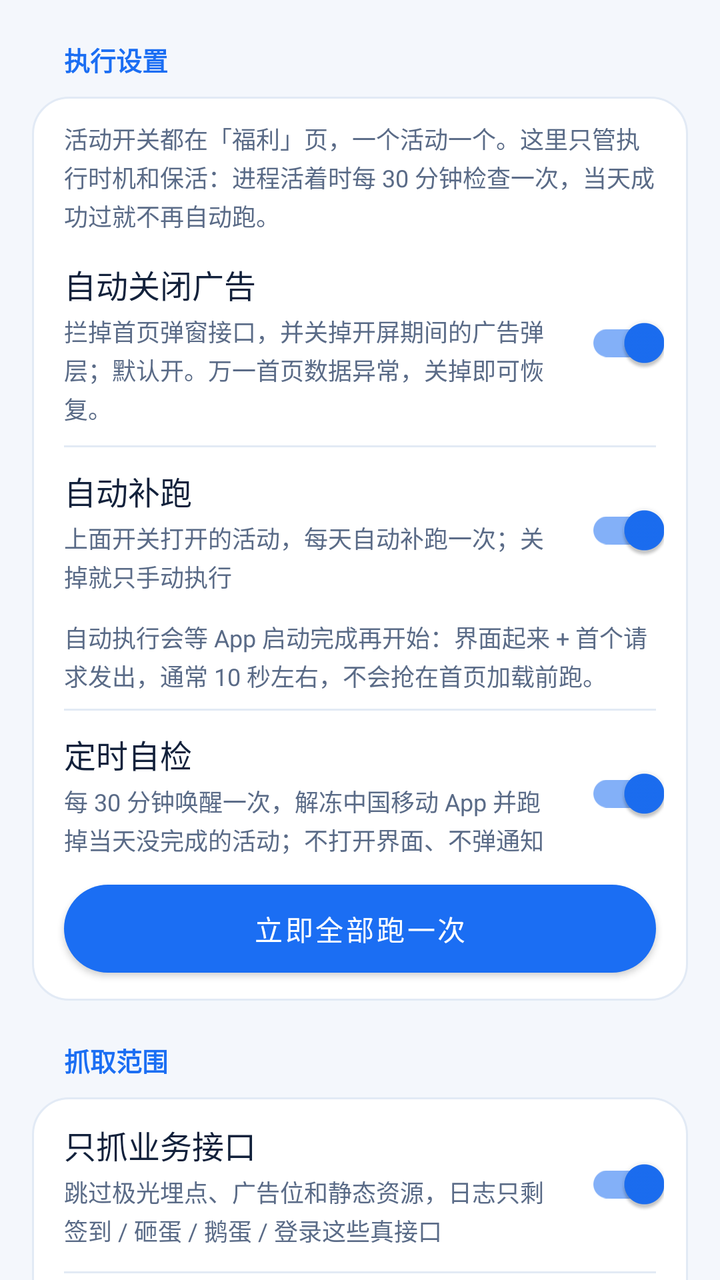
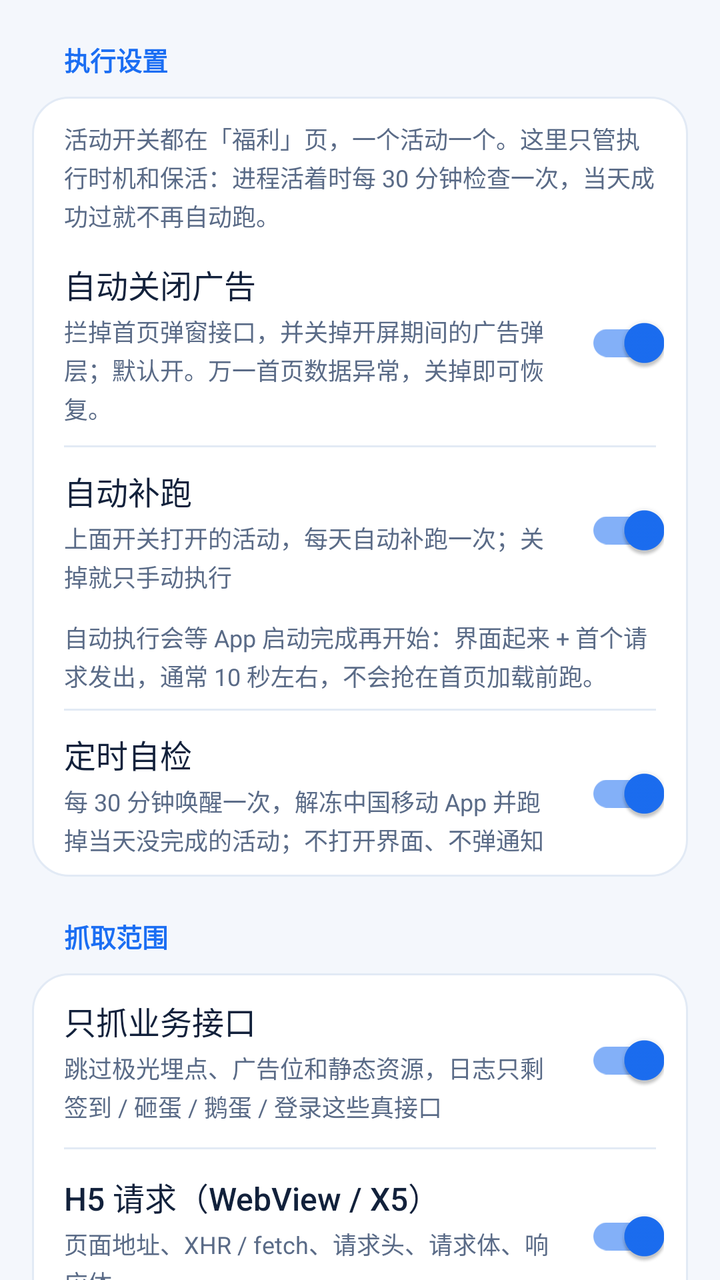

An Android layout rendered at two revisions. The XML below is the earlier revision; the diff shows what the commit changed to produce the second picture.
<!-- AndroidManifest.xml: application theme Theme.CmccHook -->
<!-- res/layout/page_func.xml -->
<?xml version="1.0" encoding="utf-8"?>
<ScrollView xmlns:android="http://schemas.android.com/apk/res/android"
    xmlns:app="http://schemas.android.com/apk/res-auto"
    android:layout_width="match_parent"
    android:layout_height="match_parent"
    android:clipToPadding="false"
    android:fillViewport="true"
    android:scrollbars="none">

    <LinearLayout
        android:layout_width="match_parent"
        android:layout_height="wrap_content"
        android:orientation="vertical"
        android:paddingStart="16dp"
        android:paddingEnd="16dp"
        android:paddingBottom="24dp">

        <TextView
            style="@style/SectionTitle"
            android:layout_width="wrap_content"
            android:layout_height="wrap_content"
            android:text="@string/task_title" />

        <LinearLayout
            style="@style/CardBox"
            android:layout_width="match_parent"
            android:layout_height="wrap_content">

            <TextView
                style="@style/RowDesc"
                android:layout_width="match_parent"
                android:layout_height="wrap_content"
                android:paddingStart="16dp"
                android:paddingTop="12dp"
                android:paddingEnd="16dp"
                android:paddingBottom="4dp"
                android:text="@string/task_hint" />

            
            <LinearLayout
                android:layout_width="match_parent"
                android:layout_height="wrap_content"
                android:gravity="center_vertical"
                android:orientation="horizontal"
                android:paddingStart="16dp"
                android:paddingTop="10dp"
                android:paddingEnd="12dp"
                android:paddingBottom="10dp">

                <LinearLayout
                    android:layout_width="0dp"
                    android:layout_height="wrap_content"
                    android:layout_weight="1"
                    android:orientation="vertical">

                    <TextView
                        style="@style/RowTitle"
                        android:layout_width="match_parent"
                        android:layout_height="wrap_content"
                        android:text="@string/task_ad_block" />

                    <TextView
                        style="@style/RowDesc"
                        android:layout_width="match_parent"
                        android:layout_height="wrap_content"
                        android:text="@string/task_ad_block_desc" />
                </LinearLayout>

                <com.google.android.material.switchmaterial.SwitchMaterial
                    android:id="@+id/switchAdBlock"
                    android:layout_width="wrap_content"
                    android:layout_height="wrap_content"
                    android:layout_marginStart="8dp"
                    android:checked="true" />
            </LinearLayout>

            <View
                android:layout_width="match_parent"
                android:layout_height="1dp"
                android:layout_marginStart="16dp"
                android:layout_marginEnd="16dp"
                android:background="@color/divider" />

            <LinearLayout
                android:layout_width="match_parent"
                android:layout_height="wrap_content"
                android:gravity="center_vertical"
                android:orientation="horizontal"
                android:paddingStart="16dp"
                android:paddingTop="10dp"
                android:paddingEnd="12dp"
                android:paddingBottom="10dp">

                <LinearLayout
                    android:layout_width="0dp"
                    android:layout_height="wrap_content"
                    android:layout_weight="1"
                    android:orientation="vertical">

                    <TextView
                        style="@style/RowTitle"
                        android:layout_width="match_parent"
                        android:layout_height="wrap_content"
                        android:text="@string/task_auto" />

                    <TextView
                        style="@style/RowDesc"
                        android:layout_width="match_parent"
                        android:layout_height="wrap_content"
                        android:text="@string/task_auto_desc" />
                </LinearLayout>

                <com.google.android.material.switchmaterial.SwitchMaterial
                    android:id="@+id/switchAutoSign"
                    android:layout_width="wrap_content"
                    android:layout_height="wrap_content"
                    android:layout_marginStart="8dp"
                    android:checked="true" />
            </LinearLayout>

            <TextView
                style="@style/RowDesc"
                android:layout_width="match_parent"
                android:layout_height="wrap_content"
                android:paddingStart="16dp"
                android:paddingEnd="16dp"
                android:paddingBottom="8dp"
                android:text="@string/task_auto_wait" />

            <View
                android:layout_width="match_parent"
                android:layout_height="1dp"
                android:layout_marginStart="16dp"
                android:layout_marginEnd="16dp"
                android:background="@color/divider" />

            <LinearLayout
                android:layout_width="match_parent"
                android:layout_height="wrap_content"
                android:gravity="center_vertical"
                android:orientation="horizontal"
                android:paddingStart="16dp"
                android:paddingTop="10dp"
                android:paddingEnd="12dp"
                android:paddingBottom="10dp">

                <LinearLayout
                    android:layout_width="0dp"
                    android:layout_height="wrap_content"
                    android:layout_weight="1"
                    android:orientation="vertical">

                    <TextView
                        style="@style/RowTitle"
                        android:layout_width="match_parent"
                        android:layout_height="wrap_content"
                        android:text="@string/task_keepalive" />

                    <TextView
                        style="@style/RowDesc"
                        android:layout_width="match_parent"
                        android:layout_height="wrap_content"
                        android:text="@string/task_keepalive_desc" />
                </LinearLayout>

                <com.google.android.material.switchmaterial.SwitchMaterial
                    android:id="@+id/switchKeepAlive"
                    android:layout_width="wrap_content"
                    android:layout_height="wrap_content"
                    android:layout_marginStart="8dp"
                    android:checked="true" />
            </LinearLayout>

            <com.google.android.material.button.MaterialButton
                android:id="@+id/btnRunAll"
                android:layout_width="match_parent"
                android:layout_height="44dp"
                android:layout_marginStart="16dp"
                android:layout_marginTop="4dp"
                android:layout_marginEnd="16dp"
                android:layout_marginBottom="14dp"
                android:insetTop="0dp"
                android:insetBottom="0dp"
                android:text="@string/btn_all"
                android:textAllCaps="false"
                android:textColor="@color/on_primary"
                android:textSize="14sp"
                app:backgroundTint="@color/primary"
                app:cornerRadius="999dp"
                app:elevation="0dp" />
        </LinearLayout>



        <TextView
            style="@style/SectionTitle"
            android:layout_width="wrap_content"
            android:layout_height="wrap_content"
            android:text="@string/capture_title" />

        <LinearLayout
            style="@style/CardBox"
            android:layout_width="match_parent"
            android:layout_height="wrap_content">

            <LinearLayout
                android:layout_width="match_parent"
                android:layout_height="wrap_content"
                android:gravity="center_vertical"
                android:orientation="horizontal"
                android:paddingStart="16dp"
                android:paddingTop="12dp"
                android:paddingEnd="12dp"
                android:paddingBottom="12dp">

                <LinearLayout
                    android:layout_width="0dp"
                    android:layout_height="wrap_content"
                    android:layout_weight="1"
                    android:orientation="vertical">

                    <TextView
                        style="@style/RowTitle"
                        android:layout_width="match_parent"
                        android:layout_height="wrap_content"
                        android:text="@string/capture_api_only" />

                    <TextView
                        style="@style/RowDesc"
                        android:layout_width="match_parent"
                        android:layout_height="wrap_content"
                        android:text="@string/capture_api_only_desc" />
                </LinearLayout>

                <com.google.android.material.switchmaterial.SwitchMaterial
                    android:id="@+id/switchApiOnly"
                    android:layout_width="wrap_content"
                    android:layout_height="wrap_content"
                    android:layout_marginStart="8dp"
                    android:checked="true" />
            </LinearLayout>

            <View
                android:layout_width="match_parent"
                android:layout_height="1dp"
                android:layout_marginStart="16dp"
                android:layout_marginEnd="16dp"
                android:background="@color/divider" />

            <LinearLayout
                android:layout_width="match_parent"
                android:layout_height="wrap_content"
                android:gravity="center_vertical"
                android:orientation="horizontal"
                android:paddingStart="16dp"
                android:paddingTop="12dp"
                android:paddingEnd="12dp"
                android:paddingBottom="12dp">

                <LinearLayout
                    android:layout_width="0dp"
                    android:layout_height="wrap_content"
                    android:layout_weight="1"
                    android:orientation="vertical">

                    <TextView
                        style="@style/RowTitle"
                        android:layout_width="match_parent"
                        android:layout_height="wrap_content"
                        android:text="@string/capture_h5" />

                    <TextView
                        style="@style/RowDesc"
                        android:layout_width="match_parent"
                        android:layout_height="wrap_content"
                        android:text="@string/capture_h5_desc" />
                </LinearLayout>

                <com.google.android.material.switchmaterial.SwitchMaterial
                    android:id="@+id/switchH5"
                    android:layout_width="wrap_content"
                    android:layout_height="wrap_content"
                    android:layout_marginStart="8dp"
                    android:checked="true" />
            </LinearLayout>

            <View
                android:layout_width="match_parent"
                android:layout_height="1dp"
                android:layout_marginStart="16dp"
                android:layout_marginEnd="16dp"
                android:background="@color/divider" />

            <LinearLayout
                android:layout_width="match_parent"
                android:layout_height="wrap_content"
                android:gravity="center_vertical"
                android:orientation="horizontal"
                android:paddingStart="16dp"
                android:paddingTop="12dp"
                android:paddingEnd="12dp"
                android:paddingBottom="12dp">

                <LinearLayout
                    android:layout_width="0dp"
                    android:layout_height="wrap_content"
                    android:layout_weight="1"
                    android:orientation="vertical">

                    <TextView
                        style="@style/RowTitle"
                        android:layout_width="match_parent"
                        android:layout_height="wrap_content"
                        android:text="@string/capture_native" />

                    <TextView
                        style="@style/RowDesc"
                        android:layout_width="match_parent"
                        android:layout_height="wrap_content"
                        android:text="@string/capture_native_desc" />
                </LinearLayout>

                <com.google.android.material.switchmaterial.SwitchMaterial
                    android:id="@+id/switchNative"
                    android:layout_width="wrap_content"
                    android:layout_height="wrap_content"
                    android:layout_marginStart="8dp"
                    android:checked="true" />
            </LinearLayout>

            <View
                android:layout_width="match_parent"
                android:layout_height="1dp"
                android:layout_marginStart="16dp"
                android:layout_marginEnd="16dp"
                android:background="@color/divider" />

            <LinearLayout
                android:layout_width="match_parent"
                android:layout_height="wrap_content"
                android:gravity="center_vertical"
                android:orientation="horizontal"
                android:paddingStart="16dp"
                android:paddingTop="12dp"
                android:paddingEnd="12dp"
                android:paddingBottom="12dp">

                <LinearLayout
                    android:layout_width="0dp"
                    android:layout_height="wrap_content"
                    android:layout_weight="1"
                    android:orientation="vertical">

                    <TextView
                        style="@style/RowTitle"
                        android:layout_width="match_parent"
                        android:layout_height="wrap_content"
                        android:text="@string/capture_ui" />

                    <TextView
                        style="@style/RowDesc"
                        android:layout_width="match_parent"
                        android:layout_height="wrap_content"
                        android:text="@string/capture_ui_desc" />
                </LinearLayout>

                <com.google.android.material.switchmaterial.SwitchMaterial
                    android:id="@+id/switchUi"
                    android:layout_width="wrap_content"
                    android:layout_height="wrap_content"
                    android:layout_marginStart="8dp"
                    android:checked="true" />
            </LinearLayout>

            <View
                android:layout_width="match_parent"
                android:layout_height="1dp"
                android:layout_marginStart="16dp"
                android:layout_marginEnd="16dp"
                android:background="@color/divider" />

            <LinearLayout
                android:layout_width="match_parent"
                android:layout_height="wrap_content"
                android:gravity="center_vertical"
                android:orientation="horizontal"
                android:paddingStart="16dp"
                android:paddingTop="12dp"
                android:paddingEnd="12dp"
                android:paddingBottom="12dp">

                <LinearLayout
                    android:layout_width="0dp"
                    android:layout_height="wrap_content"
                    android:layout_weight="1"
                    android:orientation="vertical">

                    <TextView
                        style="@style/RowTitle"
                        android:layout_width="match_parent"
                        android:layout_height="wrap_content"
                        android:text="@string/capture_storage" />

                    <TextView
                        style="@style/RowDesc"
                        android:layout_width="match_parent"
                        android:layout_height="wrap_content"
                        android:text="@string/capture_storage_desc" />
                </LinearLayout>

                <com.google.android.material.switchmaterial.SwitchMaterial
                    android:id="@+id/switchStorage"
                    android:layout_width="wrap_content"
                    android:layout_height="wrap_content"
                    android:layout_marginStart="8dp"
                    android:checked="true" />
            </LinearLayout>
        </LinearLayout>

        <TextView
            style="@style/SectionTitle"
            android:layout_width="wrap_content"
            android:layout_height="wrap_content"
            android:text="@string/filter_title" />

        <LinearLayout
            style="@style/CardBox"
            android:layout_width="match_parent"
            android:layout_height="wrap_content">

            <LinearLayout
                android:layout_width="match_parent"
                android:layout_height="wrap_content"
                android:gravity="center_vertical"
                android:orientation="horizontal"
                android:paddingStart="16dp"
                android:paddingTop="12dp"
                android:paddingEnd="12dp"
                android:paddingBottom="12dp">

                <LinearLayout
                    android:layout_width="0dp"
                    android:layout_height="wrap_content"
                    android:layout_weight="1"
                    android:orientation="vertical">

                    <TextView
                        style="@style/RowTitle"
                        android:layout_width="match_parent"
                        android:layout_height="wrap_content"
                        android:text="@string/capture_filter" />

                    <TextView
                        style="@style/RowDesc"
                        android:layout_width="match_parent"
                        android:layout_height="wrap_content"
                        android:text="@string/capture_filter_desc" />
                </LinearLayout>

                <com.google.android.material.switchmaterial.SwitchMaterial
                    android:id="@+id/switchFilter"
                    android:layout_width="wrap_content"
                    android:layout_height="wrap_content"
                    android:layout_marginStart="8dp"
                    android:checked="false" />
            </LinearLayout>

            <View
                android:layout_width="match_parent"
                android:layout_height="1dp"
                android:layout_marginStart="16dp"
                android:layout_marginEnd="16dp"
                android:background="@color/divider" />

            <LinearLayout
                android:layout_width="match_parent"
                android:layout_height="wrap_content"
                android:gravity="center_vertical"
                android:orientation="horizontal"
                android:paddingStart="16dp"
                android:paddingTop="12dp"
                android:paddingEnd="12dp"
                android:paddingBottom="12dp">

                <LinearLayout
                    android:layout_width="0dp"
                    android:layout_height="wrap_content"
                    android:layout_weight="1"
                    android:orientation="vertical">

                    <TextView
                        style="@style/RowTitle"
                        android:layout_width="match_parent"
                        android:layout_height="wrap_content"
                        android:text="@string/capture_h5_noise" />

                    <TextView
                        style="@style/RowDesc"
                        android:layout_width="match_parent"
                        android:layout_height="wrap_content"
                        android:text="@string/capture_h5_noise_desc" />
                </LinearLayout>

                <com.google.android.material.switchmaterial.SwitchMaterial
                    android:id="@+id/switchH5Noise"
                    android:layout_width="wrap_content"
                    android:layout_height="wrap_content"
                    android:layout_marginStart="8dp"
                    android:checked="true" />
            </LinearLayout>
        </LinearLayout>

        <TextView
            style="@style/SectionTitle"
            android:layout_width="wrap_content"
            android:layout_height="wrap_content"
            android:text="@string/debug_title" />

        <LinearLayout
            style="@style/CardBox"
            android:layout_width="match_parent"
            android:layout_height="wrap_content"
            android:paddingStart="16dp"
            android:paddingTop="12dp"
            android:paddingEnd="12dp"
            android:paddingBottom="12dp">

            <LinearLayout
                android:layout_width="match_parent"
                android:layout_height="wrap_content"
                android:gravity="center_vertical"
                android:orientation="horizontal">

                <LinearLayout
                    android:layout_width="0dp"
                    android:layout_height="wrap_content"
                    android:layout_weight="1"
                    android:orientation="vertical">

                    <TextView
                        style="@style/RowTitle"
                        android:layout_width="match_parent"
                        android:layout_height="wrap_content"
                        android:text="@string/capture_verbose_raw" />

                    <TextView
                        style="@style/RowDesc"
                        android:layout_width="match_parent"
                        android:layout_height="wrap_content"
                        android:text="@string/capture_verbose_raw_desc" />
                </LinearLayout>

                <com.google.android.material.switchmaterial.SwitchMaterial
                    android:id="@+id/switchVerboseRaw"
                    android:layout_width="wrap_content"
                    android:layout_height="wrap_content"
                    android:layout_marginStart="8dp"
                    android:checked="true" />
            </LinearLayout>
        </LinearLayout>

        <TextView
            style="@style/SectionTitle"
            android:layout_width="wrap_content"
            android:layout_height="wrap_content"
            android:text="@string/module_title" />

        <LinearLayout
            style="@style/CardBox"
            android:layout_width="match_parent"
            android:layout_height="wrap_content"
            android:paddingStart="16dp"
            android:paddingTop="12dp"
            android:paddingEnd="12dp"
            android:paddingBottom="12dp">

            <LinearLayout
                android:layout_width="match_parent"
                android:layout_height="wrap_content"
                android:gravity="center_vertical"
                android:orientation="horizontal">

                <LinearLayout
                    android:layout_width="0dp"
                    android:layout_height="wrap_content"
                    android:layout_weight="1"
                    android:orientation="vertical">

                    <TextView
                        style="@style/RowTitle"
                        android:layout_width="match_parent"
                        android:layout_height="wrap_content"
                        android:text="@string/capture_secondary" />

                    <TextView
                        style="@style/RowDesc"
                        android:layout_width="match_parent"
                        android:layout_height="wrap_content"
                        android:text="@string/capture_secondary_desc" />
                </LinearLayout>

                <com.google.android.material.switchmaterial.SwitchMaterial
                    android:id="@+id/switchSecondary"
                    android:layout_width="wrap_content"
                    android:layout_height="wrap_content"
                    android:layout_marginStart="8dp"
                    android:checked="false" />
            </LinearLayout>
        </LinearLayout>
    </LinearLayout>
</ScrollView>
<!-- resources referenced by this layout -->
<resources>
  <color name="divider">#E2EAF5</color>
  <color name="on_primary">#FFFFFF</color>
  <color name="primary">#1B6EF3</color>
  <string name="btn_all">立即全部跑一次</string>
  <string name="capture_api_only">只抓业务接口</string>
  <string name="capture_api_only_desc">跳过极光埋点、广告位和静态资源，日志只剩签到 / 砸蛋 / 鹅蛋 / 登录这些真接口</string>
  <string name="capture_filter">仅记录 10086 / cmcc 域名</string>
  <string name="capture_filter_desc">关闭后会记录目标 App 的更多请求，日志会明显变多</string>
  <string name="capture_h5">H5 请求（WebView / X5）</string>
  <string name="capture_h5_desc">页面地址、XHR / fetch、请求头、请求体、响应体</string>
  <string name="capture_h5_noise">过滤 H5 埋点噪音</string>
  <string name="capture_h5_noise_desc">屏蔽 psie 曝光埋点等第三方 SDK 的重复报错，每 60 秒汇总一条。关闭后原样记录每一条。</string>
  <string name="capture_native">原生网络（OkHttp）</string>
  <string name="capture_native_desc">App 自身接口的 URL、请求头、请求体、响应头、响应体</string>
  <string name="capture_secondary">注入其他进程（默认关闭）</string>
  <string name="capture_secondary_desc">加固壳的 :tools 安全进程始终跳过。只有需要抓取推送 / X5 沙盒等进程时才打开，平时保持关闭更稳定。</string>
  <string name="capture_storage">Cookie / Storage</string>
  <string name="capture_storage_desc">WebView Cookie、localStorage、sessionStorage</string>
  <string name="capture_title">抓取范围</string>
  <string name="capture_ui">页面与点击</string>
  <string name="capture_ui_desc">Activity 跳转、WebView 页面、H5 点击文本</string>
  <string name="capture_verbose_raw">详细原始返回</string>
  <string name="capture_verbose_raw_desc">关：每条原始返回截到 8 KB，日志不会暴涨、看日志也不卡；开：整段输出（对接接口、核对字段时才用，日志会非常大）</string>
  <string name="debug_title">调试</string>
  <string name="filter_title">过滤</string>
  <string name="module_title">模块</string>
  <string name="task_ad_block">自动关闭广告</string>
  <string name="task_ad_block_desc">拦掉首页弹窗接口，并关掉开屏期间的广告弹层；默认开。万一首页数据异常，关掉即可恢复。</string>
  <string name="task_auto">自动补跑</string>
  <string name="task_auto_desc">上面开关打开的活动，每天自动补跑一次；关掉就只手动执行</string>
  <string name="task_auto_wait">自动执行会等 App 启动完成再开始：界面起来 + 首个请求发出，通常 10 秒左右，不会抢在首页加载前跑。</string>
  <string name="task_hint">活动开关都在「福利」页，一个活动一个。这里只管执行时机和保活：进程活着时每 30 分钟检查一次，当天成功过就不再自动跑。</string>
  <string name="task_keepalive">定时自检</string>
  <string name="task_keepalive_desc">每 30 分钟唤醒一次，解冻中国移动 App 并跑掉当天没完成的活动；不打开界面、不弹通知</string>
  <string name="task_title">执行设置</string>
  <style name="CardBox">
          <item name="android:background">@drawable/bg_card</item>
          <item name="android:orientation">vertical</item>
      </style>
  <style name="RowDesc">
          <item name="android:textSize">12sp</item>
          <item name="android:textColor">@color/text_secondary</item>
          <item name="android:lineSpacingExtra">2dp</item>
          <item name="android:paddingTop">3dp</item>
      </style>
  <style name="RowTitle">
          <item name="android:textSize">16sp</item>
          <item name="android:fontFamily">sans-serif-medium</item>
          <item name="android:textColor">@color/text_primary</item>
      </style>
  <!-- drawable bg_card (drawable) -->
  <?xml version="1.0" encoding="utf-8"?>
  <shape xmlns:android="http://schemas.android.com/apk/res/android"
      android:shape="rectangle">
      <solid android:color="@color/container_low" />
      <stroke android:width="1dp" android:color="@color/divider" />
      <corners android:radius="18dp" />
  </shape>
  <color name="text_secondary">#5A6B87</color>
  <color name="text_primary">#12213B</color>
  <color name="primary_dark">#0B4FC4</color>
  <color name="surface">#FFFFFF</color>
  <color name="background">#F4F7FC</color>
  <color name="brand_start">#1B6EF3</color>
  <color name="container_low">#FFFFFF</color>
  <!-- unchanged entries left out for length: 2 -->
</resources>

<!-- the commit's change to res/layout/page_func.xml (unified diff, before → after) -->
@@ -171,23 +171,7 @@
                     android:checked="true" />
             </LinearLayout>
 
-            <com.google.android.material.button.MaterialButton
-                android:id="@+id/btnRunAll"
-                android:layout_width="match_parent"
-                android:layout_height="44dp"
-                android:layout_marginStart="16dp"
-                android:layout_marginTop="4dp"
-                android:layout_marginEnd="16dp"
-                android:layout_marginBottom="14dp"
-                android:insetTop="0dp"
-                android:insetBottom="0dp"
-                android:text="@string/btn_all"
-                android:textAllCaps="false"
-                android:textColor="@color/on_primary"
-                android:textSize="14sp"
-                app:backgroundTint="@color/primary"
-                app:cornerRadius="999dp"
-                app:elevation="0dp" />
+            
         </LinearLayout>
 
 
<!-- resource entries referenced after the edit -->
@@ -3,7 +3,6 @@
   <color name="divider">#E2EAF5</color>
   <color name="on_primary">#FFFFFF</color>
   <color name="primary">#1B6EF3</color>
-  <string name="btn_all">立即全部跑一次</string>
   <string name="capture_api_only">只抓业务接口</string>
   <string name="capture_api_only_desc">跳过极光埋点、广告位和静态资源，日志只剩签到 / 砸蛋 / 鹅蛋 / 登录这些真接口</string>
   <string name="capture_filter">仅记录 10086 / cmcc 域名</string>
